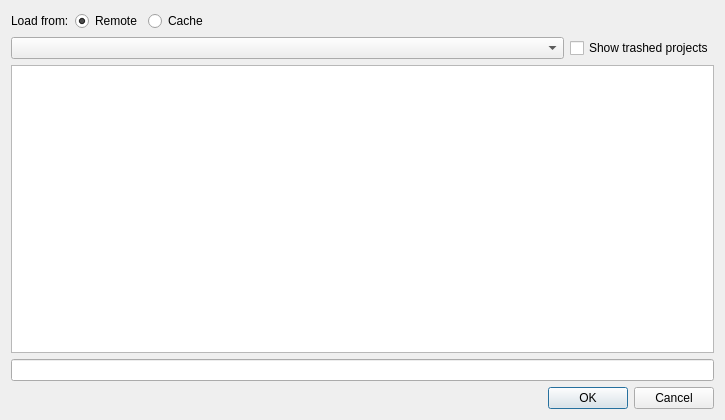
Qt form src/pythonGui/karabogui/project/dialog/project_handle.ui (European-XFEL/Karabo) before a commit.
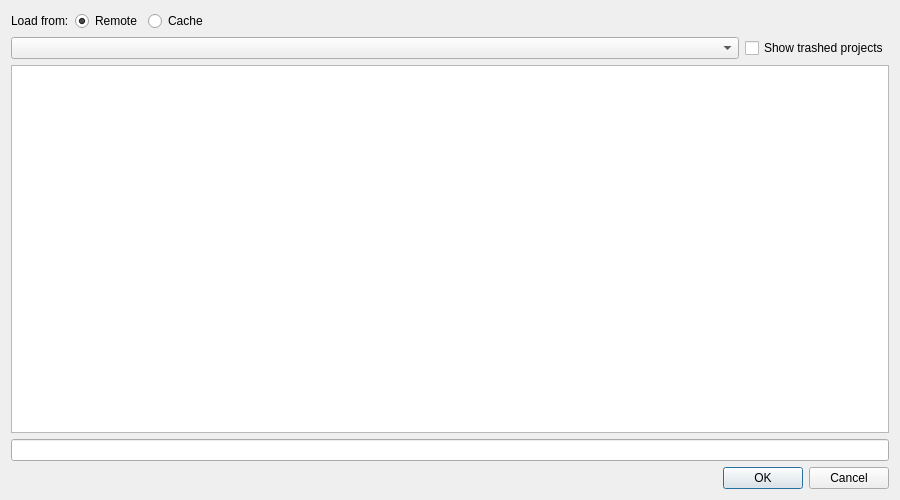
The same form after that commit.

Commit message: GUI: Project dialog fix column size

Diff of the .ui file:
```diff
--- a/src/pythonGui/karabogui/project/dialog/project_handle.ui
+++ b/src/pythonGui/karabogui/project/dialog/project_handle.ui
@@ -6,8 +6,8 @@
    <rect>
     <x>0</x>
     <y>0</y>
-    <width>725</width>
-    <height>420</height>
+    <width>900</width>
+    <height>500</height>
    </rect>
   </property>
   <property name="windowTitle">
```
The commit also changes 1 other file.
